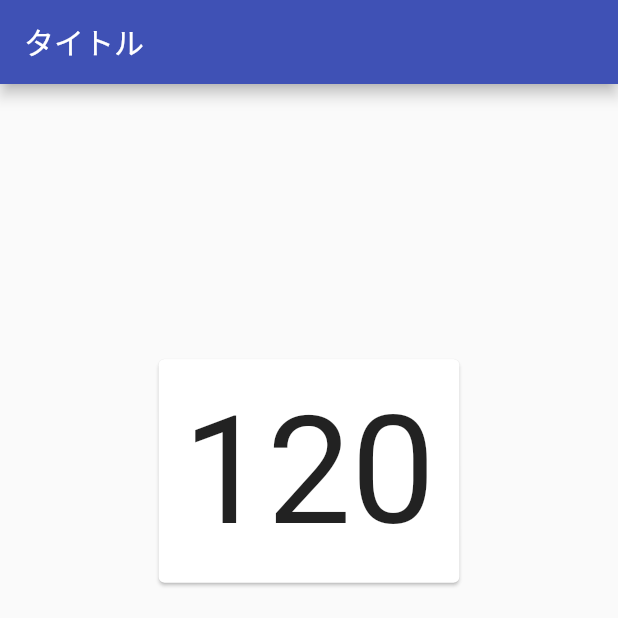
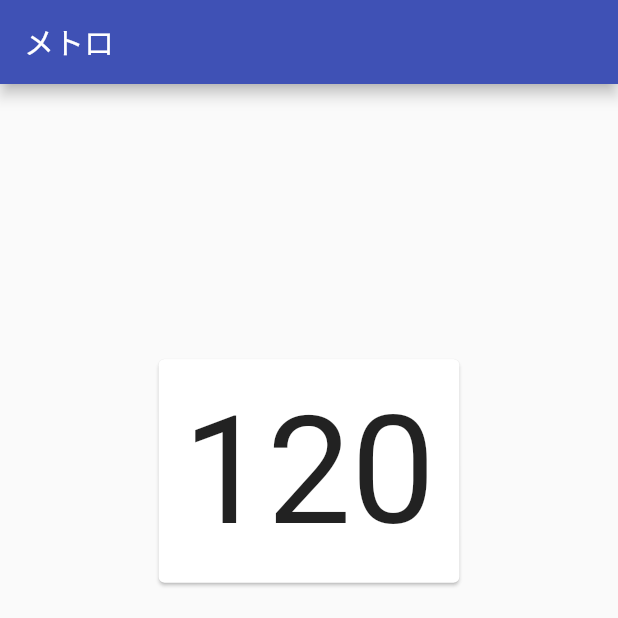
Before and after one commit to MilosNaniwa/chika_metronome, a Flutter app: the screen it shows after launch, on a phone screen of 412 x 824 dp, the top half of it. Run offline on Flutter 3.47's test engine with Material 2 defaults, Android fonts, the phone set to English and light mode, and no system bars; our stand-ins replace bloc, equatable, flutter_bloc; missing offline and left inert: soundpool.

Commit message:
タイトルを変更

```diff
--- a/lib/screen/metronome/metronome_screen_page.dart
+++ b/lib/screen/metronome/metronome_screen_page.dart
@@ -138,7 +138,7 @@ class _MetronomeScreenPageState extends State<MetronomeScreenPage> {
         return Scaffold(
           appBar: AppBar(
             title: Text(
-              "タイトル",
+              "メトロ",
             ),
           ),
           body: Column(
```
